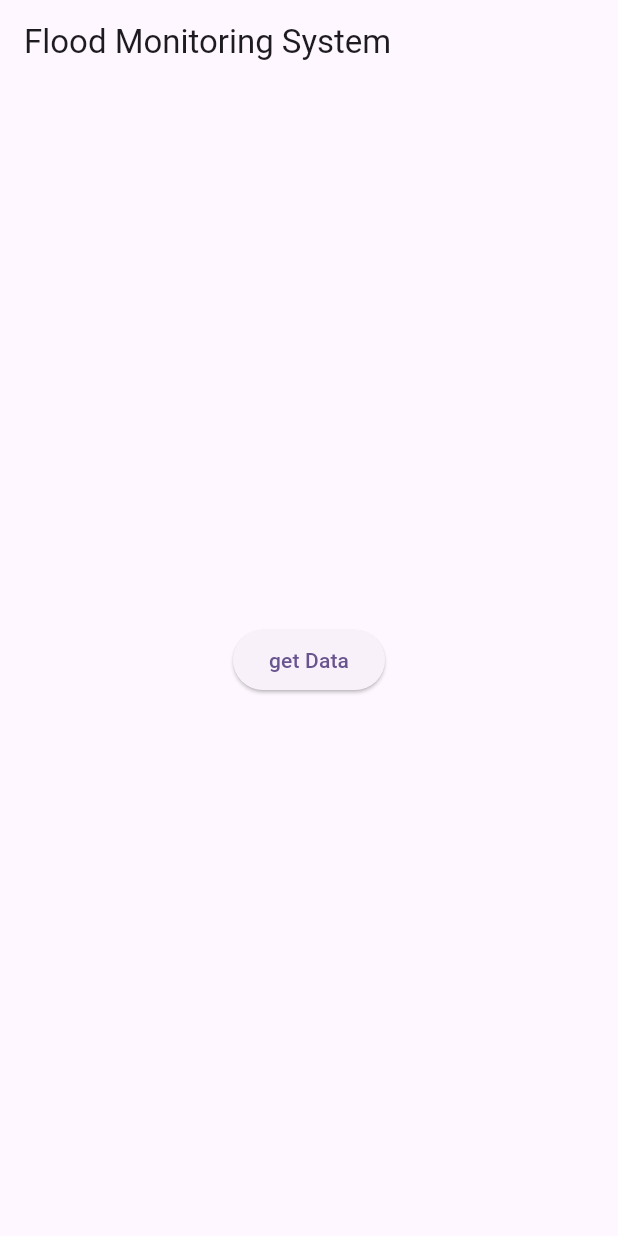
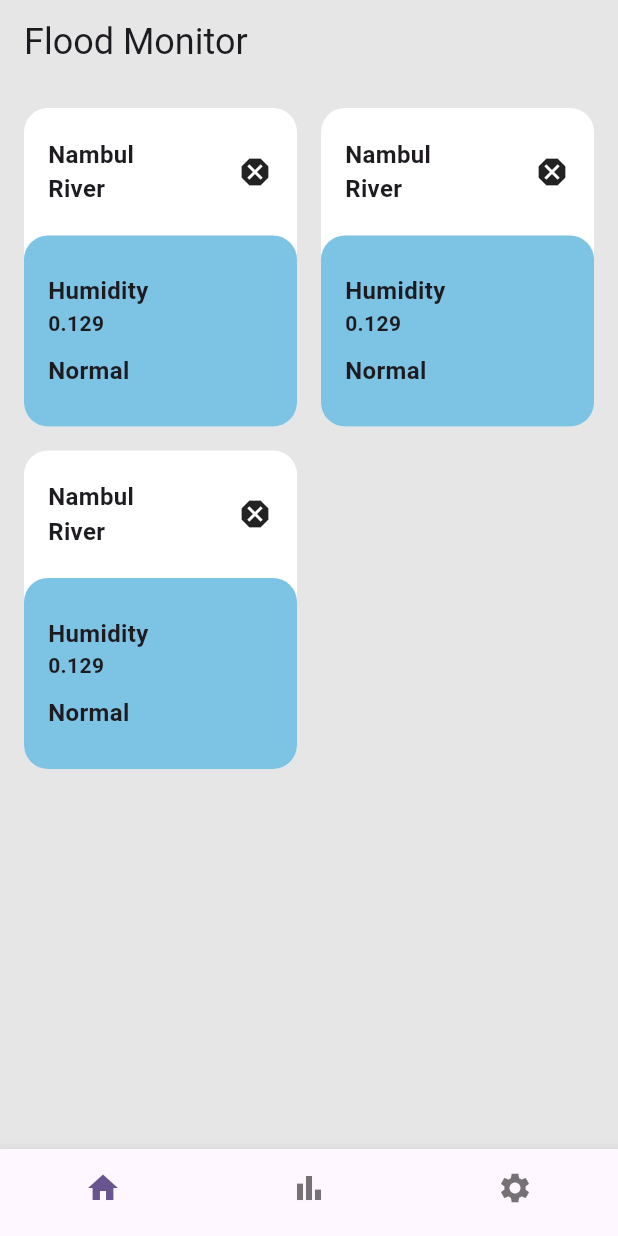
Before and after one commit to arvind-2000/flood-monitoring-system, a Flutter app: the screen it shows after launch, on a phone screen of 412 x 824 dp. Run offline on Flutter 3.47's test engine with Material 3 defaults, Android fonts, the phone set to English and light mode, and no system bars.

Commit message:
changes made to bottom navigation

```diff
--- a/lib/const.dart
+++ b/lib/const.dart
@@ -1,3 +1,15 @@
+import 'package:flutter/material.dart';
+
 const String imphalriver = 'http://10.10.1.139:88/api/channel-data/337099/feeds?api_key=73B670EB2B784FEE';
 const String irilriver = 'http://10.10.1.139:88/api/channel-data/839204/feeds?api_key=11232D7AB82F48A3';
 const String nambulriver = 'http://10.10.1.139:88/api/channel-data/154208/feeds?api_key=F287343B4F124E0F';
+const String appname = 'Flood Monitor';
+const Color errorColor = Color.fromARGB(255, 214, 80, 68);
+const Color normalColor = Color.fromARGB(255, 125, 195, 228);
+
+const Color backgroundColor = Color.fromARGB(255, 231, 230, 230);
+const Color cardcolor = Colors.white;
+const double headersize = 24;
+const double regularfontsize = 16;
+const double regularpadding = 16;
+const double radius = 16;
--- /dev/null
+++ b/lib/dummy.dart
@@ -0,0 +1,35 @@
+import 'package:floodsystem/models/river.dart';
+
+List<River> nambulList = [
+River(name: 'Nambul River', usv: '200', hv: '0.129', tv: '0.120',date: DateTime.now()),
+River(name: 'Nambul River', usv: '200', hv: '0.129', tv: '0.120',date: DateTime.now()),
+River(name: 'Nambul River', usv: '200', hv: '0.129', tv: '0.120',date: DateTime.now()),
+River(name: 'Nambul River', usv: '200', hv: '0.129', tv: '0.120',date: DateTime.now()),
+River(name: 'Nambul River', usv: '200', hv: '0.129', tv: '0.120',date: DateTime.now()),
+River(name: 'Nambul River', usv: '200', hv: '0.129', tv: '0.120',date: DateTime.now()),
+];
+
+List<River> irilList = [
+River(name: 'Iril River', usv: '200', hv: '0.129', tv: '0.120',date: DateTime.now()),
+River(name: 'Iril River', usv: '200', hv: '0.129', tv: '0.120',date: DateTime.now()),
+River(name: 'Iril River', usv: '200', hv: '0.129', tv: '0.120',date: DateTime.now()),
+River(name: 'Iril River', usv: '200', hv: '0.129', tv: '0.120',date: DateTime.now()),
+River(name: 'Iril River', usv: '200', hv: '0.129', tv: '0.120',date: DateTime.now()),
+River(name: 'Iril River', usv: '200', hv: '0.129', tv: '0.120',date: DateTime.now()),
+River(name: 'Iril River', usv: '200', hv: '0.129', tv: '0.120',date: DateTime.now()),
+
+];
+
+List<River> imphalList = [
+River(name: 'Imphal River', usv: '200', hv: '0.129', tv: '0.120',date: DateTime.now()),
+River(name: 'Imphal River', usv: '200', hv: '0.129', tv: '0.120',date: DateTime.now()),
+River(name: 'Imphal River', usv: '200', hv: '0.129', tv: '0.120',date: DateTime.now()),
+River(name: 'Imphal River', usv: '200', hv: '0.129', tv: '0.120',date: DateTime.now()),
+River(name: 'Imphal River', usv: '200', hv: '0.129', tv: '0.120',date: DateTime.now()),
+River(name: 'Imphal River', usv: '200', hv: '0.129', tv: '0.120',date: DateTime.now()),
+River(name: 'Imphal River', usv: '200', hv: '0.129', tv: '0.120',date: DateTime.now()),
+River(name: 'Imphal River', usv: '200', hv: '0.129', tv: '0.120',date: DateTime.now()),
+River(name: 'Imphal River', usv: '200', hv: '0.129', tv: '0.120',date: DateTime.now()),
+
+
+];
--- a/lib/main.dart
+++ b/lib/main.dart
@@ -13,22 +13,8 @@ class MyApp extends StatelessWidget {
   Widget build(BuildContext context) {
     return MaterialApp(
       title: 'Flutter Demo',
+      debugShowCheckedModeBanner: false,
       theme: ThemeData(
-        // This is the theme of your application.
-        //
-        // TRY THIS: Try running your application with "flutter run". You'll see
-        // the application has a purple toolbar. Then, without quitting the app,
-        // try changing the seedColor in the colorScheme below to Colors.green
-        // and then invoke "hot reload" (save your changes or press the "hot
-        // reload" button in a Flutter-supported IDE, or press "r" if you used
-        // the command line to start the app).
-        //
-        // Notice that the counter didn't reset back to zero; the application
-        // state is not lost during the reload. To reset the state, use hot
-        // restart instead.
-        //
-        // This works for code too, not just values: Most code changes can be
-        // tested with just a hot reload.
         colorScheme: ColorScheme.fromSeed(seedColor: Colors.deepPurple),
         useMaterial3: true,
       ),
--- a/lib/models/river.dart
+++ b/lib/models/river.dart
@@ -1,12 +1,14 @@
 class River{
   String name;
   String usv,hv,tv;
+  DateTime date;
 
   River({
     required this.name,
     required this.usv,
     required this.hv,
-    required this.tv
+    required this.tv,
+    required this.date
     });
 
 
--- /dev/null
+++ b/lib/screens/desktop.dart
@@ -0,0 +1,12 @@
+import 'package:flutter/material.dart';
+
+class DesktopScreen extends StatelessWidget {
+  const DesktopScreen({super.key});
+
+  @override
+  Widget build(BuildContext context) {
+    return Container(
+      color: Colors.amber,
+    );
+  }
+}
--- a/lib/screens/home.dart
+++ b/lib/screens/home.dart
@@ -1,6 +1,9 @@
 import 'package:floodsystem/const.dart';
+import 'package:floodsystem/screens/desktop.dart';
+import 'package:floodsystem/screens/mobile.dart';
 import 'package:floodsystem/services/services.dart';
 import 'package:flutter/material.dart';
+import 'package:http/http.dart';
 
 class HomePage extends StatefulWidget {
   const HomePage({super.key});
@@ -13,7 +16,7 @@ class _HomePageState extends State<HomePage> {
   Service ser = Service();
   @override
   void initState() {
-    // TODO: implement initState
+
     super.initState();
 
   }
@@ -21,14 +24,27 @@ class _HomePageState extends State<HomePage> {
   @override
   Widget build(BuildContext context) {
     return Scaffold(
+      backgroundColor: backgroundColor,
       appBar: AppBar(
-        title: Text('Flood Monitoring System'),
+        backgroundColor: Colors.transparent,
+        title: const Text(appname,style: TextStyle(fontSize: headersize),),
       ),
-      body: Center(
-        child: ElevatedButton(onPressed: (){
-          ser.getdata(nambulriver);
-        }, child: Text('get Data')),
-      ),
+      body:LayoutBuilder(builder:(context,constraint){
+        if(constraint.maxWidth<500){
+          return MobileScreen();
+        }
+        else{
+          return DesktopScreen();
+        }
+      }),
+      bottomNavigationBar: BottomNavigationBar(
+        showSelectedLabels: false,
+        showUnselectedLabels: false,
+        items:const [
+        BottomNavigationBarItem(icon:Icon(Icons.home),label: 'home'),
+        BottomNavigationBarItem(icon:Icon(Icons.bar_chart),label: 'graphs'),
+        BottomNavigationBarItem(icon:Icon(Icons.settings),label: 'settings',),
+      ]),
     );
   }
 }
--- /dev/null
+++ b/lib/screens/mobile.dart
@@ -0,0 +1,38 @@
+import 'package:floodsystem/const.dart';
+import 'package:floodsystem/dummy.dart';
+import 'package:floodsystem/models/river.dart';
+import 'package:flutter/material.dart';
+
+import '../widgets/dashboardcard.dart';
+
+class MobileScreen extends StatelessWidget {
+  const MobileScreen({super.key});
+
+  @override
+  Widget build(BuildContext context) {
+    return SingleChildScrollView(
+     child: Container(
+       margin: const EdgeInsets.all(regularpadding),
+       width: double.infinity,
+       child: Column(
+         children: [
+           GridView.builder(gridDelegate: const SliverGridDelegateWithFixedCrossAxisCount(
+             crossAxisCount: 2,
+             childAspectRatio: 6/7,
+             crossAxisSpacing: 16,
+             mainAxisSpacing: 16
+
+           ),
+           shrinkWrap: true,
+           itemBuilder:(context,index){
+               return DashboardCard(riverlist: nambulList,);
+           },
+           itemCount: 3,
+           ),
+
+         ],
+       ),
+     ),
+    );
+  }
+}
--- /dev/null
+++ b/lib/services/notifications.dart
@@ -0,0 +1,15 @@
+class Notifications{
+String name;
+int id;
+String body;
+Notifications({
+
+  required this.name,
+  required this.id,
+  required this.body
+});
+void notify(){
+
+}
+
+}
--- a/lib/services/services.dart
+++ b/lib/services/services.dart
@@ -3,10 +3,6 @@ import 'dart:convert';
 import 'package:floodsystem/const.dart';
 import 'package:http/http.dart' as http;
 class Service{
-
-
-
-
 
   Future getdata(String url) async{
     try{
--- /dev/null
+++ b/lib/widgets/dashboardcard.dart
@@ -0,0 +1,62 @@
+import 'package:flutter/material.dart';
+
+import '../const.dart';
+import '../models/river.dart';
+
+class DashboardCard extends StatelessWidget {
+  const DashboardCard({
+    super.key,
+    required this.riverlist
+  });
+  final List<River> riverlist;
+  @override
+  Widget build(BuildContext context) {
+    return Container(
+
+      decoration: BoxDecoration(
+       color: cardcolor,
+       borderRadius: BorderRadius.circular(radius)
+      ),
+      child: Column(
+        crossAxisAlignment: CrossAxisAlignment.start,
+        children: [
+          Expanded(
+            flex: 2,
+            child: Padding(
+              padding: const EdgeInsets.all(regularpadding),
+              child: Row(
+                mainAxisAlignment: MainAxisAlignment.spaceBetween,
+                children: [
+                  Text(riverlist[0].name.replaceFirst(' ', '\n'),style: TextStyle(fontSize: 16,fontWeight: FontWeight.bold),),
+                  Icon(Icons.dangerous)
+                ],
+              ),
+            ),
+          ),
+          Expanded(
+            flex: 3,
+            child: Container(
+              padding: EdgeInsets.all(regularpadding),
+              width: double.infinity,
+              decoration: BoxDecoration(
+                color: normalColor,
+                borderRadius: BorderRadius.circular(radius)
+              ),
+              child: Column(
+                crossAxisAlignment: CrossAxisAlignment.start,
+                mainAxisAlignment: MainAxisAlignment.center,
+                children: [
+                  Text('Humidity',style: TextStyle(fontWeight: FontWeight.bold,fontSize: regularfontsize)),
+                  Text(riverlist.last.hv,style: TextStyle(fontWeight: FontWeight.bold,fontSize: 14)),
+                  SizedBox(height: 10,),
+                  Text('Normal',style: TextStyle(fontWeight: FontWeight.bold,fontSize: regularfontsize),),
+                ],
+              ),
+            ),
+          )
+        ],
+      ),
+
+    );
+  }
+}
```
